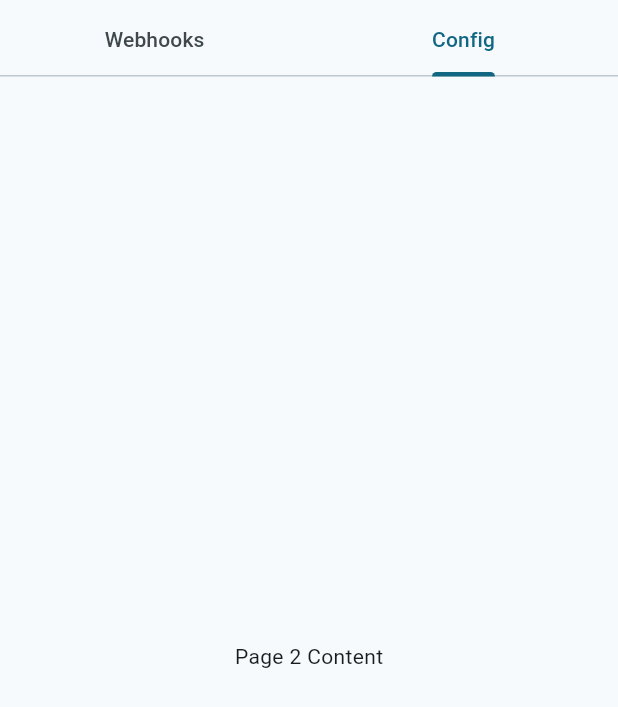
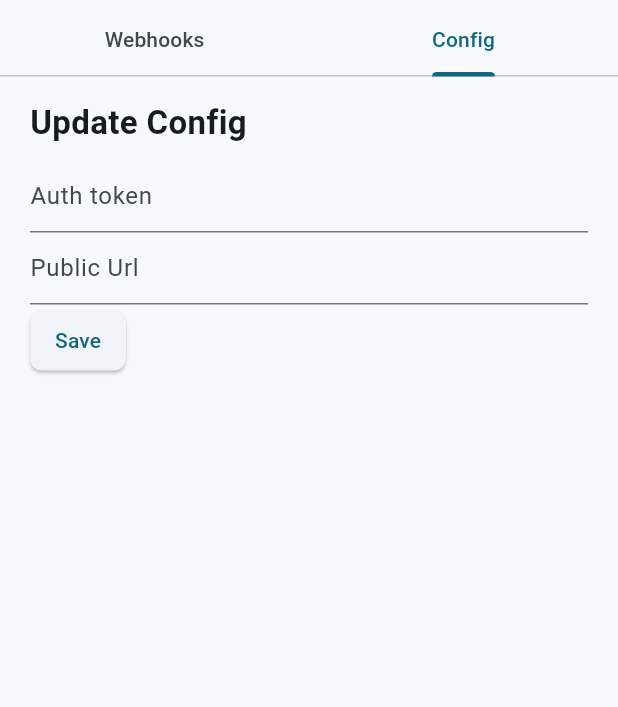
Before and after one commit to mudandstars/notifier, a Flutter app: the screen it shows after launch, tab 2 chosen, on a phone screen of 412 x 824 dp. Shown: the top 707 px of the screen. Run offline on Flutter 3.47's test engine with Material 2 defaults, Android fonts, the phone set to English and light mode, and no system bars; network calls fail; statements that could not run were skipped.

Commit message:
feat: scaffolg for config page

```diff
--- /dev/null
+++ b/client/lib/Components/upsert_config_form.dart
@@ -0,0 +1,59 @@
+import 'package:flutter/material.dart';
+import 'package:notifier/API/api_service.dart';
+import 'package:notifier/Components/standard_button.dart';
+import 'package:notifier/State/global_state.dart';
+import 'package:provider/provider.dart';
+
+class UpsertConfigForm extends StatelessWidget {
+  final TextEditingController authTokenController = TextEditingController();
+  final TextEditingController publicUrlController = TextEditingController();
+
+  @override
+  Widget build(BuildContext context) {
+    var appState = context.watch<GlobalState>();
+
+    return SizedBox(
+        child: Column(
+      crossAxisAlignment: CrossAxisAlignment.start,
+      children: [
+        Text(
+          "Update Config",
+          style: TextStyle(fontWeight: FontWeight.bold, fontSize: 22),
+        ),
+        SizedBox(
+          height: 10,
+        ),
+        Row(mainAxisAlignment: MainAxisAlignment.end, children: [
+          Expanded(
+              child: TextField(
+            controller: authTokenController,
+            decoration: InputDecoration(
+              border: UnderlineInputBorder(),
+              hintText: "Auth token",
+            ),
+          )),
+        ]),
+        Row(mainAxisAlignment: MainAxisAlignment.end, children: [
+          Expanded(
+              child: TextField(
+            controller: publicUrlController,
+            decoration: InputDecoration(
+              border: UnderlineInputBorder(),
+              hintText: "Public Url",
+            ),
+          )),
+        ]),
+        StandardButton(
+          onPressed: () async {
+            // bool isStored = await ApiService().storeWebhook(authTokenController.text, publicUrlController.text);
+
+            // if (isStored) {
+            //   appState.initState();
+            // }
+          },
+          text: 'Save',
+        ),
+      ],
+    ));
+  }
+}
--- /dev/null
+++ b/client/lib/Pages/config.dart
@@ -0,0 +1,16 @@
+import 'package:flutter/material.dart';
+import 'package:notifier/Components/upsert_config_form.dart';
+
+class Config extends StatelessWidget {
+  @override
+  Widget build(BuildContext context) {
+    return Column(
+      children: [
+        Padding(
+          padding: EdgeInsets.only(left: 20, right: 20, top: 15),
+          child: UpsertConfigForm(),
+        ),
+      ],
+    );
+  }
+}
--- a/client/lib/Pages/home_page.dart
+++ b/client/lib/Pages/home_page.dart
@@ -1,6 +1,6 @@
 import 'package:flutter/material.dart';
-import 'package:notifier/Components/webhooks_list.dart';
-import 'package:notifier/Components/create_webhook_form.dart';
+import 'package:notifier/Pages/config.dart';
+import 'package:notifier/Pages/webhooks.dart';
 import 'package:provider/provider.dart';
 import '../State/global_state.dart';
 
@@ -25,7 +25,6 @@ class _HomePageState extends State<HomePage> {
       length: 2,
       initialIndex: _selectedTabIndex,
       child: Scaffold(
-        key: Key(appState.webhooks?.length.toString() ?? "0"),
         appBar: AppBar(
           toolbarHeight: 3,
           bottom: TabBar(
@@ -42,19 +41,10 @@ class _HomePageState extends State<HomePage> {
         ),
         body: TabBarView(
           children: [
-            Column(
-              children: [
-                Padding(
-                  padding: EdgeInsets.only(left: 20, right: 20, top: 15),
-                  child: CreateWebhookForm(),
-                ),
-                SizedBox(height: 50),
-                WebhooksList(webhooks: appState.webhooks),
-              ],
+            Webhooks(
+              webhooks: appState.webhooks,
             ),
-            Center(
-              child: Text('Page 2 Content'),
-            ),
+            Config(),
           ],
         ),
       ),
--- /dev/null
+++ b/client/lib/Pages/webhooks.dart
@@ -0,0 +1,24 @@
+import 'package:flutter/material.dart';
+import 'package:notifier/type/webhook.dart';
+import 'package:notifier/Components/webhooks_list.dart';
+import 'package:notifier/Components/create_webhook_form.dart';
+
+class Webhooks extends StatelessWidget {
+  final List<Webhook>? webhooks;
+
+  Webhooks({required this.webhooks});
+
+  @override
+  Widget build(BuildContext context) {
+    return Column(
+      children: [
+        Padding(
+          padding: EdgeInsets.only(left: 20, right: 20, top: 15),
+          child: CreateWebhookForm(),
+        ),
+        SizedBox(height: 50),
+        WebhooksList(webhooks: webhooks),
+      ],
+    );
+  }
+}
```
